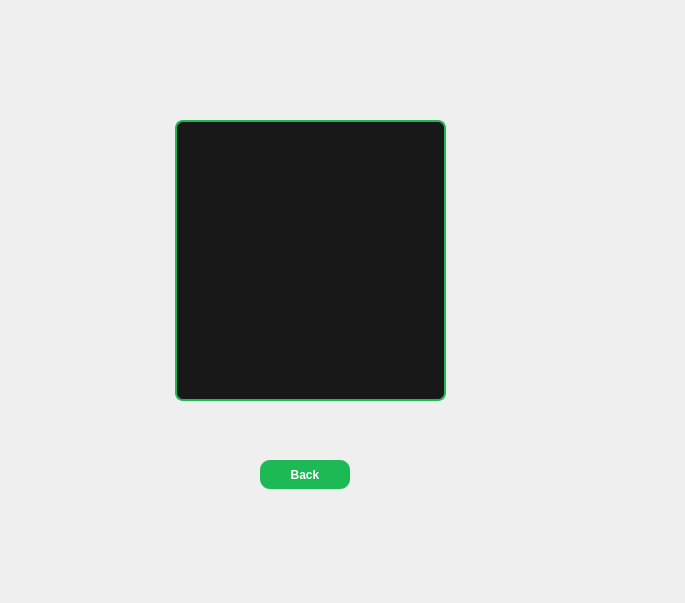
Old version of the form likedsongwindow.ui in the repository Fatemehasadi86/spotify1.
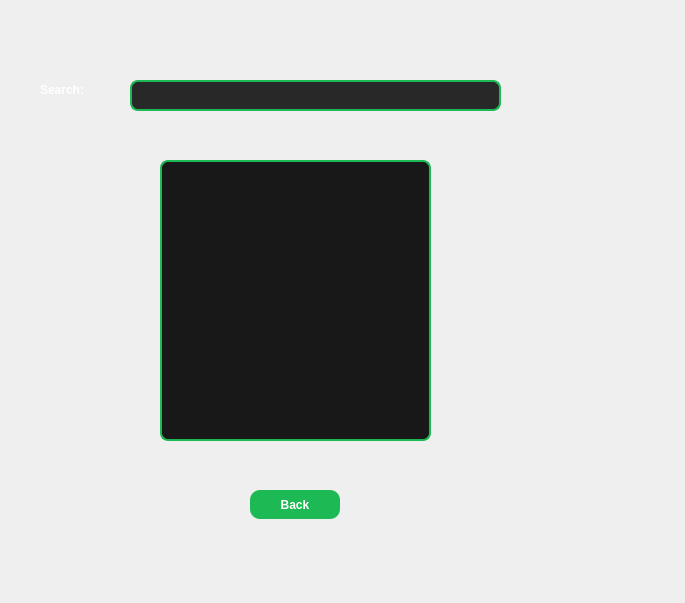
New version of the form.

```diff
--- a/likedsongwindow.ui
+++ b/likedsongwindow.ui
@@ -63,8 +63,8 @@
   <widget class="QListWidget" name="listWidget">
    <property name="geometry">
     <rect>
-     <x>175</x>
-     <y>120</y>
+     <x>160</x>
+     <y>160</y>
      <width>271</width>
      <height>281</height>
     </rect>
@@ -73,8 +73,8 @@
   <widget class="QPushButton" name="pushButton">
    <property name="geometry">
     <rect>
-     <x>260</x>
-     <y>460</y>
+     <x>250</x>
+     <y>490</y>
      <width>90</width>
      <height>29</height>
     </rect>
@@ -83,6 +83,29 @@
     <string>Back</string>
    </property>
   </widget>
+  <widget class="QLineEdit" name="lineEdit">
+   <property name="geometry">
+    <rect>
+     <x>130</x>
+     <y>80</y>
+     <width>371</width>
+     <height>31</height>
+    </rect>
+   </property>
+  </widget>
+  <widget class="QLabel" name="label">
+   <property name="geometry">
+    <rect>
+     <x>40</x>
+     <y>80</y>
+     <width>63</width>
+     <height>20</height>
+    </rect>
+   </property>
+   <property name="text">
+    <string>Search:</string>
+   </property>
+  </widget>
  </widget>
  <resources/>
  <connections/>
```
